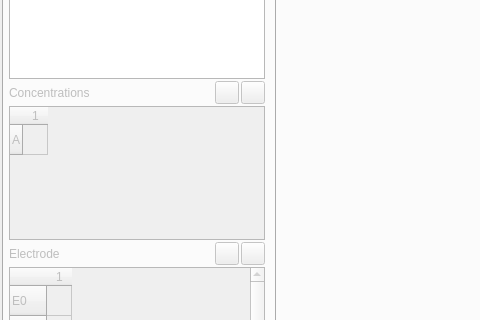
Qt form src/main/python/pyes/ui/PyES_main.ui (PyES-software/PyES) before a commit; both pictures show x 0 to 480 and y 378 to 698 of the 1289 by 809 pixel window.
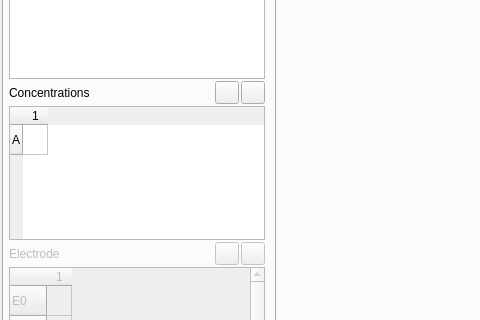
The same form after that commit. Icons and pictures are not drawn. Custom widgets are drawn as their Qt base class.

Diff of the .ui file:
```diff
--- a/src/main/python/pyes/ui/PyES_main.ui
+++ b/src/main/python/pyes/ui/PyES_main.ui
@@ -2165,7 +2165,7 @@
                   <item row="0" column="2">
                    <widget class="QToolButton" name="concUncheckAll">
                     <property name="enabled">
-                     <bool>false</bool>
+                     <bool>true</bool>
                     </property>
                     <property name="icon">
                      <iconset resource="../../../resources/base/resources.qrc">
@@ -2176,7 +2176,7 @@
                   <item row="0" column="1">
                    <widget class="QToolButton" name="concCheckAll">
                     <property name="enabled">
-                     <bool>false</bool>
+                     <bool>true</bool>
                     </property>
                     <property name="text">
                      <string/>
@@ -2190,7 +2190,7 @@
                   <item row="0" column="0">
                    <widget class="QLabel" name="conToRefineLabel">
                     <property name="enabled">
-                     <bool>false</bool>
+                     <bool>true</bool>
                     </property>
                     <property name="text">
                      <string>Concentrations</string>
@@ -2202,7 +2202,7 @@
                 <item>
                  <widget class="QTableWidget" name="concToRefine">
                   <property name="enabled">
-                   <bool>false</bool>
+                   <bool>true</bool>
                   </property>
                   <attribute name="horizontalHeaderCascadingSectionResizes">
                    <bool>false</bool>
```
Left out of the diff: 15 changed lines with no effect on the pictures.
